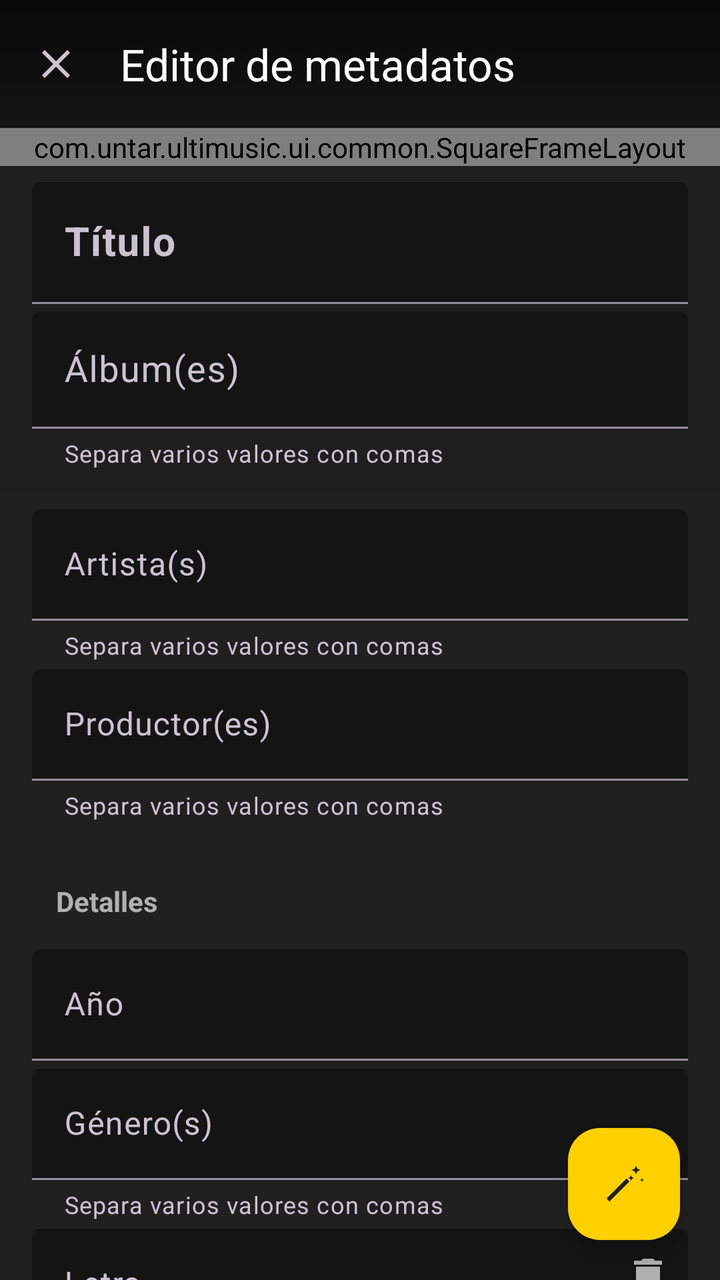
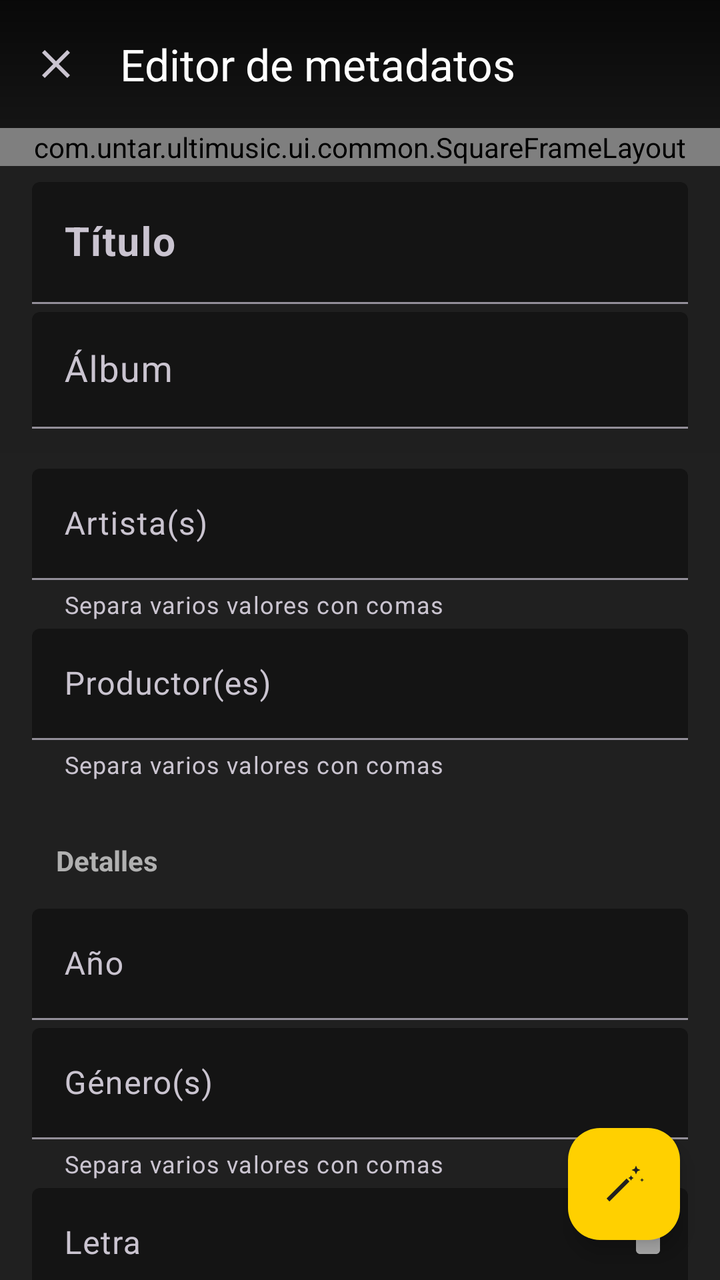

Before-and-after screenshots of an Android layout around one commit, followed by the original layout XML and the change that was made.
<!-- AndroidManifest.xml: application theme Theme.UltiMusic -->
<!-- res/layout/dialog_metadata_editor.xml -->
<?xml version="1.0" encoding="utf-8"?>
<androidx.coordinatorlayout.widget.CoordinatorLayout xmlns:android="http://schemas.android.com/apk/res/android"
    xmlns:app="http://schemas.android.com/apk/res-auto"
    android:id="@+id/editorRoot"
    android:layout_width="match_parent"
    android:layout_height="match_parent"
    android:background="@color/um_background">

    <com.google.android.material.appbar.AppBarLayout
        android:id="@+id/editorAppBar"
        android:layout_width="match_parent"
        android:layout_height="wrap_content"
        app:elevation="0dp">

        <com.google.android.material.appbar.MaterialToolbar
            android:id="@+id/editorToolbar"
            android:layout_width="match_parent"
            android:layout_height="wrap_content"
            android:minHeight="?attr/actionBarSize"
            android:background="@drawable/bg_toolbar_scrim"
            app:navigationContentDescription="@string/editor_close"
            app:navigationIcon="@drawable/ic_close"
            app:title="@string/metadata_editor_title"
            app:titleTextColor="@android:color/white" />
    </com.google.android.material.appbar.AppBarLayout>

    <androidx.core.widget.NestedScrollView
        android:layout_width="match_parent"
        android:layout_height="match_parent"
        android:fillViewport="true"
        app:layout_behavior="@string/appbar_scrolling_view_behavior">

        <LinearLayout
            android:layout_width="match_parent"
            android:layout_height="wrap_content"
            android:orientation="vertical"
            android:paddingBottom="32dp">

            

            

            <com.untar.ultimusic.ui.common.SquareFrameLayout
                android:layout_width="match_parent"
                android:layout_height="wrap_content">

                <ImageView
                    android:id="@+id/editorCover"
                    android:layout_width="match_parent"
                    android:layout_height="match_parent"
                    android:background="@drawable/cover_placeholder"
                    android:contentDescription="@string/editor_pick_cover"
                    android:scaleType="centerCrop" />

                <ImageButton
                    android:id="@+id/btnPickCover"
                    android:layout_width="48dp"
                    android:layout_height="48dp"
                    android:layout_gravity="bottom|end"
                    android:layout_margin="12dp"
                    android:background="@drawable/bg_circle_button"
                    android:contentDescription="@string/editor_pick_cover"
                    android:src="@drawable/ic_image" />

            </com.untar.ultimusic.ui.common.SquareFrameLayout>

            <LinearLayout
                android:layout_width="match_parent"
                android:layout_height="wrap_content"
                android:background="@color/um_surface_variant"
                android:orientation="vertical"
                android:paddingStart="16dp"
                android:paddingTop="8dp"
                android:paddingEnd="16dp"
                android:paddingBottom="8dp">

                <com.google.android.material.textfield.TextInputLayout
                    style="@style/Widget.UltiMusic.TextField"
                    android:layout_width="match_parent"
                    android:layout_height="wrap_content"
                    android:hint="@string/field_title">

                    <com.google.android.material.textfield.TextInputEditText
                        android:id="@+id/inputTitle"
                        android:layout_width="match_parent"
                        android:layout_height="wrap_content"
                        android:imeOptions="actionNext"
                        android:inputType="textCapWords"
                        android:maxLines="1"
                        android:textSize="20sp"
                        android:textStyle="bold" />
                </com.google.android.material.textfield.TextInputLayout>

                <com.google.android.material.textfield.TextInputLayout
                    android:id="@+id/layoutAlbums"
                    style="@style/Widget.UltiMusic.TextField.Dropdown"
                    android:layout_width="match_parent"
                    android:layout_height="wrap_content"
                    android:hint="@string/field_albums"
                    app:helperText="@string/multi_value_hint">

                    <com.google.android.material.textfield.MaterialAutoCompleteTextView
                        android:id="@+id/inputAlbums"
                        android:layout_width="match_parent"
                        android:layout_height="wrap_content"
                        android:imeOptions="actionNext"
                        android:inputType="textCapWords"
                        android:maxLines="1"
                        android:textSize="18sp" />
                </com.google.android.material.textfield.TextInputLayout>
            </LinearLayout>

            

            <LinearLayout
                android:layout_width="match_parent"
                android:layout_height="wrap_content"
                android:orientation="vertical"
                android:paddingStart="16dp"
                android:paddingTop="8dp"
                android:paddingEnd="16dp">

                <com.google.android.material.textfield.TextInputLayout
                    android:id="@+id/layoutArtists"
                    style="@style/Widget.UltiMusic.TextField.Dropdown"
                    android:layout_width="match_parent"
                    android:layout_height="wrap_content"
                    android:hint="@string/field_artists"
                    app:helperText="@string/multi_value_hint">

                    <com.google.android.material.textfield.MaterialAutoCompleteTextView
                        android:id="@+id/inputArtists"
                        android:layout_width="match_parent"
                        android:layout_height="wrap_content"
                        android:imeOptions="actionNext"
                        android:inputType="textCapWords"
                        android:maxLines="1" />
                </com.google.android.material.textfield.TextInputLayout>

                
                <com.google.android.material.textfield.TextInputLayout
                    style="@style/Widget.UltiMusic.TextField.Dropdown"
                    android:layout_width="match_parent"
                    android:layout_height="wrap_content"
                    android:hint="@string/field_producers"
                    app:helperText="@string/multi_value_hint">

                    <com.google.android.material.textfield.MaterialAutoCompleteTextView
                        android:id="@+id/inputProducers"
                        android:layout_width="match_parent"
                        android:layout_height="wrap_content"
                        android:imeOptions="actionNext"
                        android:inputType="textCapWords"
                        android:maxLines="1" />
                </com.google.android.material.textfield.TextInputLayout>

                

                <LinearLayout
                    android:id="@+id/sectionDetailsHeader"
                    style="@style/Widget.UltiMusic.SectionHeader"
                    android:layout_width="match_parent"
                    android:layout_height="48dp">

                    <TextView
                        style="@style/Widget.UltiMusic.SectionTitle"
                        android:layout_width="wrap_content"
                        android:layout_height="wrap_content"
                        android:text="@string/section_details" />
                </LinearLayout>

                <LinearLayout
                    android:id="@+id/sectionDetailsContent"
                    android:layout_width="match_parent"
                    android:layout_height="wrap_content"
                    android:orientation="vertical">

                    <com.google.android.material.textfield.TextInputLayout
                        style="@style/Widget.UltiMusic.TextField"
                        android:layout_width="match_parent"
                        android:layout_height="wrap_content"
                        android:hint="@string/field_year">

                        <com.google.android.material.textfield.TextInputEditText
                            android:id="@+id/inputYear"
                            android:layout_width="match_parent"
                            android:layout_height="wrap_content"
                            android:inputType="number"
                            android:maxLength="4"
                            android:maxLines="1" />
                    </com.google.android.material.textfield.TextInputLayout>

                    <com.google.android.material.textfield.TextInputLayout
                        style="@style/Widget.UltiMusic.TextField"
                        android:layout_width="match_parent"
                        android:layout_height="wrap_content"
                        android:hint="@string/field_genres"
                        app:helperText="@string/multi_value_hint">

                        <com.google.android.material.textfield.TextInputEditText
                            android:id="@+id/inputGenres"
                            android:layout_width="match_parent"
                            android:layout_height="wrap_content"
                            android:inputType="textCapWords"
                            android:maxLines="1" />
                    </com.google.android.material.textfield.TextInputLayout>

                    
                    <FrameLayout
                        android:layout_width="match_parent"
                        android:layout_height="wrap_content">

                        <com.google.android.material.textfield.TextInputLayout
                            style="@style/Widget.UltiMusic.TextField"
                            android:layout_width="match_parent"
                            android:layout_height="wrap_content"
                            android:hint="@string/field_lyrics"
                            app:helperText="@string/field_lyrics_hint">

                            <com.google.android.material.textfield.TextInputEditText
                                android:id="@+id/inputLyrics"
                                android:layout_width="match_parent"
                                android:layout_height="wrap_content"
                                android:focusable="false"
                                android:focusableInTouchMode="false"
                                android:cursorVisible="false"
                                android:longClickable="false"
                                android:inputType="textMultiLine"
                                android:maxLines="10" />
                        </com.google.android.material.textfield.TextInputLayout>

                        <ImageButton
                            android:id="@+id/btnClearLyrics"
                            android:layout_width="32dp"
                            android:layout_height="32dp"
                            android:layout_gravity="top|end"
                            android:layout_marginTop="8dp"
                            android:layout_marginEnd="4dp"
                            android:background="?attr/selectableItemBackgroundBorderless"
                            android:contentDescription="@string/editor_clear_lyrics"
                            android:padding="4dp"
                            android:src="@drawable/ic_delete"
                            android:tint="@color/um_on_surface_muted" />
                    </FrameLayout>

                    
                    <TextView
                        android:layout_width="match_parent"
                        android:layout_height="wrap_content"
                        android:layout_marginTop="16dp"
                        android:text="@string/lyrics_offset_title"
                        android:textColor="@color/um_on_background"
                        android:textSize="16sp"
                        android:textStyle="bold" />

                    <TextView
                        android:layout_width="match_parent"
                        android:layout_height="wrap_content"
                        android:layout_marginTop="4dp"
                        android:text="@string/lyrics_offset_subtitle"
                        android:textColor="@color/um_on_surface_muted"
                        android:textSize="13sp" />

                    <LinearLayout
                        android:layout_width="match_parent"
                        android:layout_height="wrap_content"
                        android:layout_marginTop="12dp"
                        android:gravity="center_vertical"
                        android:orientation="horizontal">

                        <com.untar.ultimusic.ui.common.ValueRuler
                            android:id="@+id/lyricsOffsetRuler"
                            android:layout_width="0dp"
                            android:layout_height="wrap_content"
                            android:layout_weight="1"
                            android:layout_marginBottom="10dp"
                            android:contentDescription="@string/lyrics_offset_title" />

                        <EditText
                            android:id="@+id/lyricsOffsetValue"
                            android:layout_width="wrap_content"
                            android:layout_height="wrap_content"
                            android:layout_marginStart="12dp"
                            android:background="@null"
                            android:gravity="end"
                            android:imeOptions="actionDone"
                            android:importantForAutofill="no"
                            android:inputType="numberSigned"
                            android:maxLength="6"
                            android:maxLines="1"
                            android:textColor="@color/um_on_background"
                            android:textSize="18sp" />

                        <TextView
                            android:layout_width="wrap_content"
                            android:layout_height="wrap_content"
                            android:layout_marginStart="4dp"
                            android:text="@string/video_settings_offset_unit"
                            android:textColor="@color/um_on_background" />

                    </LinearLayout>

                    <com.google.android.material.textfield.TextInputLayout
                        style="@style/Widget.UltiMusic.TextField"
                        android:layout_width="match_parent"
                        android:layout_height="wrap_content"
                        android:hint="@string/field_language">

                        <com.google.android.material.textfield.TextInputEditText
                            android:id="@+id/inputLanguage"
                            android:layout_width="match_parent"
                            android:layout_height="wrap_content"
                            android:inputType="text"
                            android:maxLines="1" />
                    </com.google.android.material.textfield.TextInputLayout>

                    <com.google.android.material.textfield.TextInputLayout
                        style="@style/Widget.UltiMusic.TextField"
                        android:layout_width="match_parent"
                        android:layout_height="wrap_content"
                        android:hint="@string/field_comment">

                        <com.google.android.material.textfield.TextInputEditText
                            android:id="@+id/inputComment"
                            android:layout_width="match_parent"
                            android:layout_height="wrap_content"
                            android:inputType="textMultiLine|textCapSentences"
                            android:maxLines="4" />
                    </com.google.android.material.textfield.TextInputLayout>

                    
                    <FrameLayout
                        android:layout_width="match_parent"
                        android:layout_height="wrap_content">

                        <com.google.android.material.textfield.TextInputLayout
                            style="@style/Widget.UltiMusic.TextField"
                            android:layout_width="match_parent"
                            android:layout_height="wrap_content"
                            android:hint="@string/field_video_url"
                            app:helperText="@string/field_video_url_hint">

                            <com.google.android.material.textfield.TextInputEditText
                                android:id="@+id/inputVideoUrl"
                                android:layout_width="match_parent"
                                android:layout_height="wrap_content"
                                android:focusable="false"
                                android:focusableInTouchMode="false"
                                android:cursorVisible="false"
                                android:longClickable="false"
                                android:maxLines="2" />
                        </com.google.android.material.textfield.TextInputLayout>

                        <ImageButton
                            android:id="@+id/btnClearVideoUrl"
                            android:layout_width="32dp"
                            android:layout_height="32dp"
                            android:layout_gravity="top|end"
                            android:layout_marginTop="8dp"
                            android:layout_marginEnd="4dp"
                            android:background="?attr/selectableItemBackgroundBorderless"
                            android:contentDescription="@string/editor_clear_video_url"
                            android:padding="4dp"
                            android:src="@drawable/ic_delete"
                            android:tint="@color/um_on_surface_muted" />
                    </FrameLayout>

                    
                    <TextView
                        android:id="@+id/linkVideoUrl"
                        android:layout_width="wrap_content"
                        android:layout_height="wrap_content"
                        android:layout_marginTop="4dp"
                        android:background="?attr/selectableItemBackgroundBorderless"
                        android:clickable="true"
                        android:drawablePadding="6dp"
                        android:drawableStart="@drawable/ic_youtube"
                        android:focusable="true"
                        android:gravity="center_vertical"
                        android:paddingHorizontal="4dp"
                        android:paddingVertical="4dp"
                        android:text="@string/field_video_url_open"
                        android:textSize="14sp"
                        android:textStyle="bold"
                        android:visibility="gone" />

                    
                    <TextView
                        android:layout_width="match_parent"
                        android:layout_height="wrap_content"
                        android:layout_marginTop="16dp"
                        android:text="@string/video_settings_offset_title"
                        android:textColor="@color/um_on_background"
                        android:textSize="16sp"
                        android:textStyle="bold" />

                    <TextView
                        android:layout_width="match_parent"
                        android:layout_height="wrap_content"
                        android:layout_marginTop="4dp"
                        android:text="@string/video_settings_offset_subtitle"
                        android:textColor="@color/um_on_surface_muted"
                        android:textSize="13sp" />

                    <LinearLayout
                        android:layout_width="match_parent"
                        android:layout_height="wrap_content"
                        android:layout_marginTop="12dp"
                        android:gravity="center_vertical"
                        android:orientation="horizontal">

                        <com.untar.ultimusic.ui.common.ValueRuler
                            android:id="@+id/offsetRuler"
                            android:layout_width="0dp"
                            android:layout_height="wrap_content"
                            android:layout_weight="1"
                            android:contentDescription="@string/video_settings_offset_title" />

                        <EditText
                            android:id="@+id/offsetValue"
                            android:layout_width="wrap_content"
                            android:layout_height="wrap_content"
                            android:layout_marginStart="12dp"
                            android:background="@null"
                            android:gravity="end"
                            android:imeOptions="actionDone"
                            android:importantForAutofill="no"
                            android:inputType="numberSigned"
                            android:maxLength="6"
                            android:maxLines="1"
                            android:textColor="@color/um_on_background"
                            android:textSize="18sp" />

                        <TextView
                            android:layout_width="wrap_content"
                            android:layout_height="wrap_content"
                            android:layout_marginStart="4dp"
                            android:text="@string/video_settings_offset_unit"
                            android:textColor="@color/um_on_background" />

                    </LinearLayout>
                </LinearLayout>

                

                <LinearLayout
                    android:id="@+id/sectionPositionHeader"
                    style="@style/Widget.UltiMusic.SectionHeader"
                    android:layout_width="match_parent"
                    android:layout_height="48dp">

                    <TextView
                        style="@style/Widget.UltiMusic.SectionTitle"
                        android:layout_width="wrap_content"
                        android:layout_height="wrap_content"
                        android:text="@string/section_album_position" />
                </LinearLayout>

                <LinearLayout
                    android:id="@+id/sectionPositionContent"
                    android:layout_width="match_parent"
                    android:layout_height="wrap_content"
                    android:orientation="vertical">

                    <com.google.android.material.textfield.TextInputLayout
                        style="@style/Widget.UltiMusic.TextField"
                        android:layout_width="match_parent"
                        android:layout_height="wrap_content"
                        android:hint="@string/field_track_number">

                        <com.google.android.material.textfield.TextInputEditText
                            android:id="@+id/inputTrackNumber"
                            android:layout_width="match_parent"
                            android:layout_height="wrap_content"
                            android:inputType="number"
                            android:maxLines="1" />
                    </com.google.android.material.textfield.TextInputLayout>

                    <com.google.android.material.textfield.TextInputLayout
                        style="@style/Widget.UltiMusic.TextField"
                        android:layout_width="match_parent"
                        android:layout_height="wrap_content"
                        android:hint="@string/field_disc_number">

                        <com.google.android.material.textfield.TextInputEditText
                            android:id="@+id/inputDiscNumber"
                            android:layout_width="match_parent"
                            android:layout_height="wrap_content"
                            android:inputType="number"
                            android:maxLines="1" />
                    </com.google.android.material.textfield.TextInputLayout>
                </LinearLayout>

                

                <LinearLayout
                    android:id="@+id/sectionOriginalHeader"
                    style="@style/Widget.UltiMusic.SectionHeader"
                    android:layout_width="match_parent"
                    android:layout_height="48dp">

                    <TextView
                        style="@style/Widget.UltiMusic.SectionTitle"
                        android:layout_width="wrap_content"
                        android:layout_height="wrap_content"
                        android:text="@string/section_original" />
                </LinearLayout>

                <LinearLayout
                    android:id="@+id/sectionOriginalContent"
                    android:layout_width="match_parent"
                    android:layout_height="wrap_content"
                    android:orientation="vertical">

                    <com.google.android.material.textfield.TextInputLayout
                        style="@style/Widget.UltiMusic.TextField"
                        android:layout_width="match_parent"
                        android:layout_height="wrap_content"
                        android:hint="@string/field_og_title">

                        <com.google.android.material.textfield.TextInputEditText
                            android:id="@+id/inputOgTitle"
                            android:layout_width="match_parent"
                            android:layout_height="wrap_content"
                            android:inputType="textCapWords"
                            android:maxLines="1" />
                    </com.google.android.material.textfield.TextInputLayout>

                    <com.google.android.material.textfield.TextInputLayout
                        style="@style/Widget.UltiMusic.TextField"
                        android:layout_width="match_parent"
                        android:layout_height="wrap_content"
                        android:hint="@string/field_og_artist">

                        <com.google.android.material.textfield.TextInputEditText
                            android:id="@+id/inputOgArtist"
                            android:layout_width="match_parent"
                            android:layout_height="wrap_content"
                            android:inputType="textCapWords"
                            android:maxLines="1" />
                    </com.google.android.material.textfield.TextInputLayout>

                    <com.google.android.material.textfield.TextInputLayout
                        style="@style/Widget.UltiMusic.TextField"
                        android:layout_width="match_parent"
                        android:layout_height="wrap_content"
                        android:hint="@string/field_og_album">

                        <com.google.android.material.textfield.TextInputEditText
                            android:id="@+id/inputOgAlbum"
                            android:layout_width="match_parent"
                            android:layout_height="wrap_content"
                            android:inputType="textCapWords"
                            android:maxLines="1" />
                    </com.google.android.material.textfield.TextInputLayout>

                    <com.google.android.material.textfield.TextInputLayout
                        style="@style/Widget.UltiMusic.TextField"
                        android:layout_width="match_parent"
                        android:layout_height="wrap_content"
                        android:hint="@string/field_og_year">

                        <com.google.android.material.textfield.TextInputEditText
                            android:id="@+id/inputOgYear"
                            android:layout_width="match_parent"
                            android:layout_height="wrap_content"
                            android:inputType="number"
                            android:maxLength="4"
                            android:maxLines="1" />
                    </com.google.android.material.textfield.TextInputLayout>
                </LinearLayout>
            </LinearLayout>
        </LinearLayout>
    </androidx.core.widget.NestedScrollView>

    
    <com.google.android.material.floatingactionbutton.FloatingActionButton
        android:id="@+id/fabAutofill"
        android:layout_width="wrap_content"
        android:layout_height="wrap_content"
        android:layout_gravity="bottom|end"
        android:layout_margin="20dp"
        android:contentDescription="@string/editor_autofill"
        android:src="@drawable/ic_wand"
        app:backgroundTint="@color/um_yellow"
        app:tint="@color/um_background" />
</androidx.coordinatorlayout.widget.CoordinatorLayout>
<!-- resources referenced by this layout -->
<resources>
  <color name="um_background">#FF202020</color>
  <color name="um_on_background">#FFF2F2F2</color>
  <color name="um_on_surface_muted">#FFB0B0B0</color>
  <color name="um_surface_variant">#FF1F1F1F</color>
  <color name="um_yellow">#FFFFD000</color>
  <!-- drawable bg_circle_button (drawable) -->
  <?xml version="1.0" encoding="utf-8"?>
  <shape xmlns:android="http://schemas.android.com/apk/res/android"
      android:shape="oval">
      <solid android:color="@color/um_yellow" />
  </shape>
  <string name="editor_autofill">Autorrelleno de metadatos</string>
  <string name="editor_clear_lyrics">Borrar la letra</string>
  <string name="editor_clear_video_url">Quitar el videoclip</string>
  <string name="editor_close">Cerrar el editor</string>
  <string name="editor_pick_cover">Elegir portada</string>
  <string name="field_albums">Álbum(es)</string>
  <string name="field_artists">Artista(s)</string>
  <string name="field_comment">Comentario</string>
  <string name="field_disc_number">Nº de disco</string>
  <string name="field_genres">Género(s)</string>
  <string name="field_language">Idioma</string>
  <string name="field_lyrics">Letra</string>
  <string name="field_lyrics_hint">Toca para buscarla en lrclib.net</string>
  <string name="field_og_album">Álbum original</string>
  <string name="field_og_artist">Artista original</string>
  <string name="field_og_title">Título original</string>
  <string name="field_og_year">Año original</string>
  <string name="field_producers">Productor(es)</string>
  <string name="field_title">Título</string>
  <string name="field_track_number">Nº de pista</string>
  <string name="field_video_url">URL del vídeo</string>
  <string name="field_video_url_hint">Toca para elegir el videoclip en YouTube. Si lo dejas vacío, el iPod te dejará elegirlo la primera vez que actives el modo vídeo</string>
  <string name="field_video_url_open">Abrir</string>
  <string name="field_year">Año</string>
  <string name="lyrics_offset_subtitle">Ponlo en positivo para adelantar la letra y en negativo para atrasarla</string>
  <string name="lyrics_offset_title">Desplazamiento de la letra</string>
  <string name="metadata_editor_title">Editor de metadatos</string>
  <string name="multi_value_hint">Separa varios valores con comas</string>
  <string name="section_album_position">Posición en el álbum</string>
  <string name="section_details">Detalles</string>
  <string name="section_original">Grabación original (remix)</string>
  <string name="video_settings_offset_subtitle">Ponlo en positivo para adelantar el vídeo y en negativo para atrasarlo</string>
  <string name="video_settings_offset_title">Desplazamiento del vídeo</string>
  <string name="video_settings_offset_unit">ms</string>
  <style name="Widget.UltiMusic.SectionHeader" parent="">
          <item name="android:orientation">horizontal</item>
          <item name="android:gravity">center_vertical</item>
          <item name="android:layout_marginTop">12dp</item>
      </style>
  <style name="Widget.UltiMusic.TextField" parent="Widget.Material3.TextInputLayout.FilledBox">
          <item name="android:layout_marginBottom">4dp</item>
          <item name="boxBackgroundColor">@android:color/transparent</item>
      </style>
  <style name="Theme.UltiMusic" parent="Base.Theme.UltiMusic" />
  <color name="um_cover_placeholder">#FF000000</color>
  <color name="um_divider">#FF404040</color>
  <color name="black">#FF000000</color>
  <color name="um_surface">#FF141414</color>
  <!-- drawable cursor_white (drawable) -->
  <?xml version="1.0" encoding="utf-8"?>
  <shape xmlns:android="http://schemas.android.com/apk/res/android"
      android:shape="rectangle">
      <solid android:color="@android:color/white" />
      <size android:width="2dp" />
  </shape>
  <!-- unchanged entries left out for length: 12 -->
</resources>

<!-- the commit's change to res/layout/dialog_metadata_editor.xml (unified diff, before → after) -->
@@ -92,15 +92,14 @@
                 </com.google.android.material.textfield.TextInputLayout>
 
                 <com.google.android.material.textfield.TextInputLayout
-                    android:id="@+id/layoutAlbums"
+                    android:id="@+id/layoutAlbum"
                     style="@style/Widget.UltiMusic.TextField.Dropdown"
                     android:layout_width="match_parent"
                     android:layout_height="wrap_content"
-                    android:hint="@string/field_albums"
-                    app:helperText="@string/multi_value_hint">
+                    android:hint="@string/field_albums">
 
                     <com.google.android.material.textfield.MaterialAutoCompleteTextView
-                        android:id="@+id/inputAlbums"
+                        android:id="@+id/inputAlbum"
                         android:layout_width="match_parent"
                         android:layout_height="wrap_content"
                         android:imeOptions="actionNext"
<!-- resource entries referenced after the edit -->
@@ -16,7 +16,7 @@
   <string name="editor_clear_video_url">Quitar el videoclip</string>
   <string name="editor_close">Cerrar el editor</string>
   <string name="editor_pick_cover">Elegir portada</string>
-  <string name="field_albums">Álbum(es)</string>
+  <string name="field_albums">Álbum</string>
   <string name="field_artists">Artista(s)</string>
   <string name="field_comment">Comentario</string>
   <string name="field_disc_number">Nº de disco</string>
